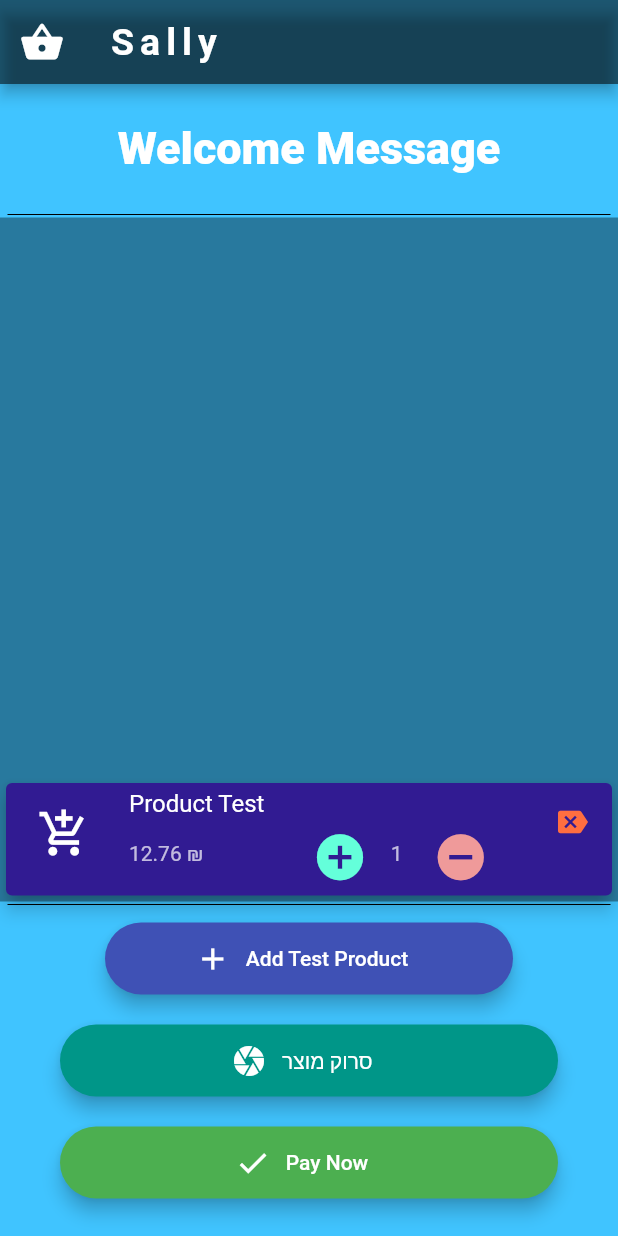
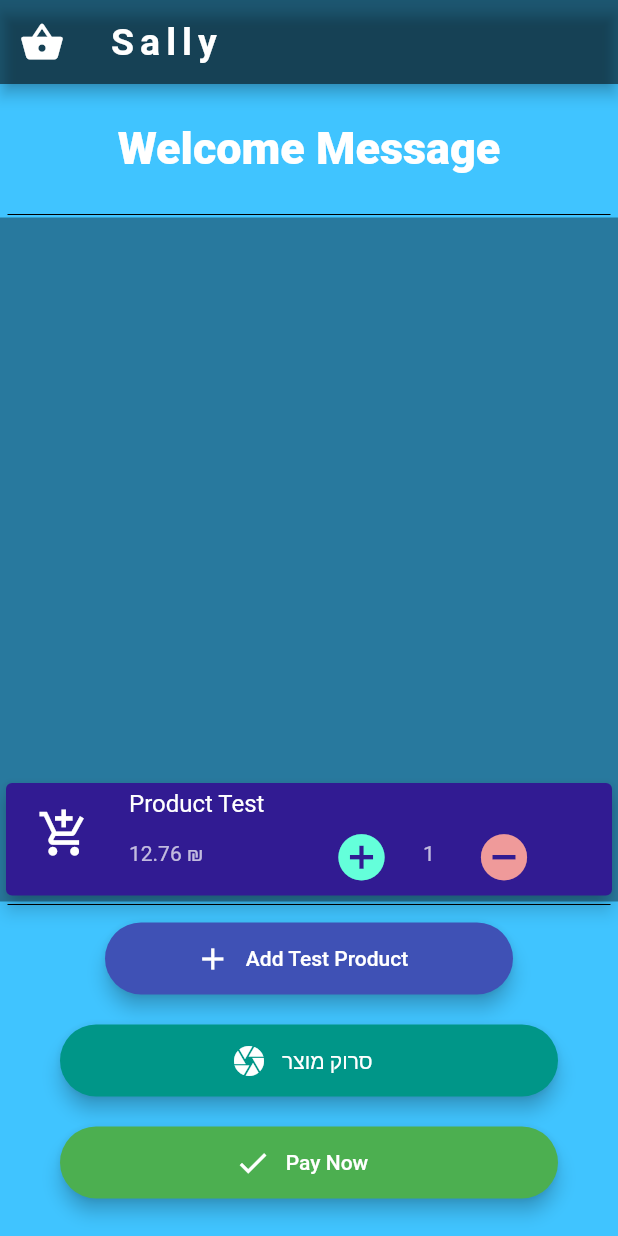
Before and after one commit to AZilberblat/Sally-Smart-Grocery, a Flutter app: the screen it shows after launch, after a tap on "Add Test Product", on a phone screen of 412 x 824 dp. Run offline on Flutter 3.47's test engine with Material 2 defaults, Android fonts, the light colour scheme and no system bars; our stand-ins replace audioplayers; missing offline and left inert: flutter_barcode_scanner.

Commit message:
bardoce sound
-added barcode sound  \ audioplayers package
- kHeaderTextStyle conxtant
-Removed icon delete on ProductCard

```diff
--- a/lib/screens/welcome_screen.dart
+++ b/lib/screens/welcome_screen.dart
@@ -1,7 +1,9 @@
+import 'package:audioplayers/audio_cache.dart';
 import 'package:flutter/material.dart';
 import 'package:flutter/services.dart';
 import 'package:flutter_barcode_scanner/flutter_barcode_scanner.dart';
 import 'package:sally_smart/screens/checkout_screen.dart';
+import 'package:sally_smart/utilities/constants.dart';
 import 'package:sally_smart/utilities/product_card.dart';
 import 'package:sally_smart/utilities/scan_button_const.dart';
 
@@ -22,11 +24,14 @@ class _WelcomeScreenState extends State<WelcomeScreen> {
   IconData productIcon = Icons.add_shopping_cart;
   final List<ProductCard> shoppingList = [];
   int productId = 0;
+  static AudioCache barcodeSound = AudioCache();
 
   Future<void> initPlatformState() async {
     String barcodeScanRes;
     // Platform messages may fail, so we use a try/catch PlatformException.
     try {
+      barcodeSound.play('barcode_sound.mp3');
+
       barcodeScanRes =
           await FlutterBarcodeScanner.scanBarcode("#ff6666", "Cancel", true);
     } on PlatformException {
@@ -66,8 +71,7 @@ class _WelcomeScreenState extends State<WelcomeScreen> {
           ),
           title: Text(
             'Sally',
-            style: TextStyle(
-                fontWeight: FontWeight.bold, letterSpacing: 4, fontSize: 25),
+            style: kHeaderTextStyle,
           ),
         ),
         body: SafeArea(
@@ -181,6 +185,7 @@ class _WelcomeScreenState extends State<WelcomeScreen> {
                               //Changes the product name by referencing to the p.name
                               productName = _scanBarcode;
                               productBarCode = _scanBarcode;
+
                               setState(() {
                                 //checking if a product was already scanned
 
--- a/lib/utilities/constants.dart
+++ b/lib/utilities/constants.dart
@@ -0,0 +1,4 @@
+import 'package:flutter/material.dart';
+
+const kHeaderTextStyle =
+    TextStyle(fontWeight: FontWeight.bold, letterSpacing: 4, fontSize: 25);
--- a/lib/utilities/product_card.dart
+++ b/lib/utilities/product_card.dart
@@ -81,14 +81,7 @@ class _ProductCardState extends State<ProductCard> {
             ),
           ],
         ),
-          trailing: Transform.rotate(
-            angle: 3.142,
-            child: Icon(
-              Icons.backspace,
-              size: 20,
-              color: Colors.deepOrangeAccent,
       ),
-          )),
     );
   }
 }
```
Also changed, not shown: pubspec.yaml (+8 -34 lines), pubspec.lock, 1 other file. Lines whose indentation alone changed are shown as unchanged.
